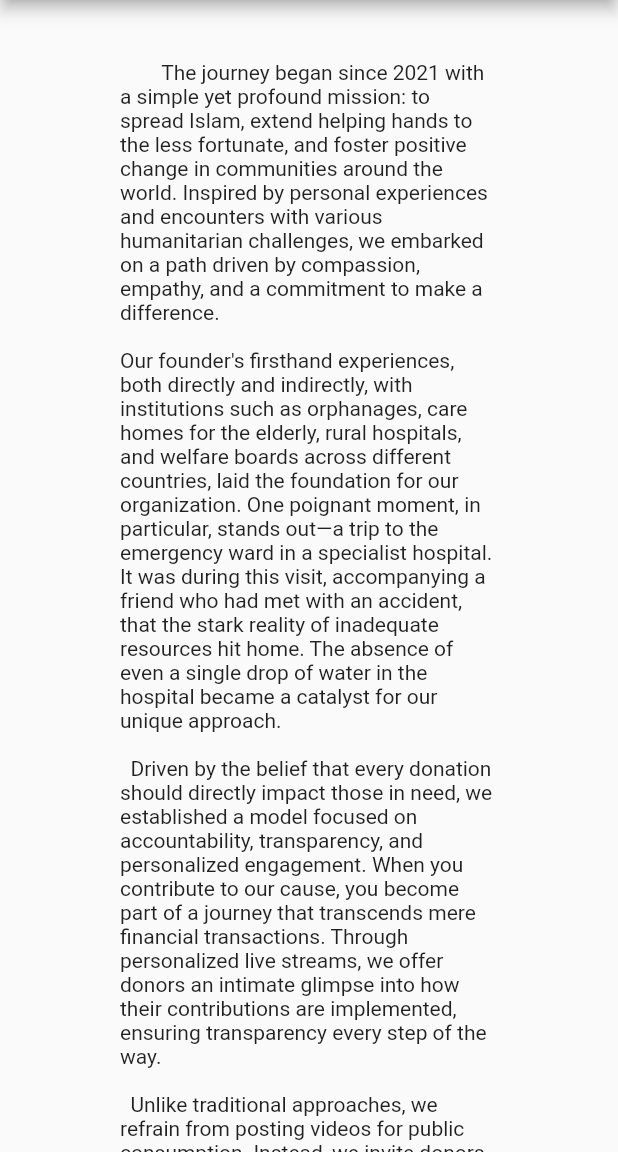
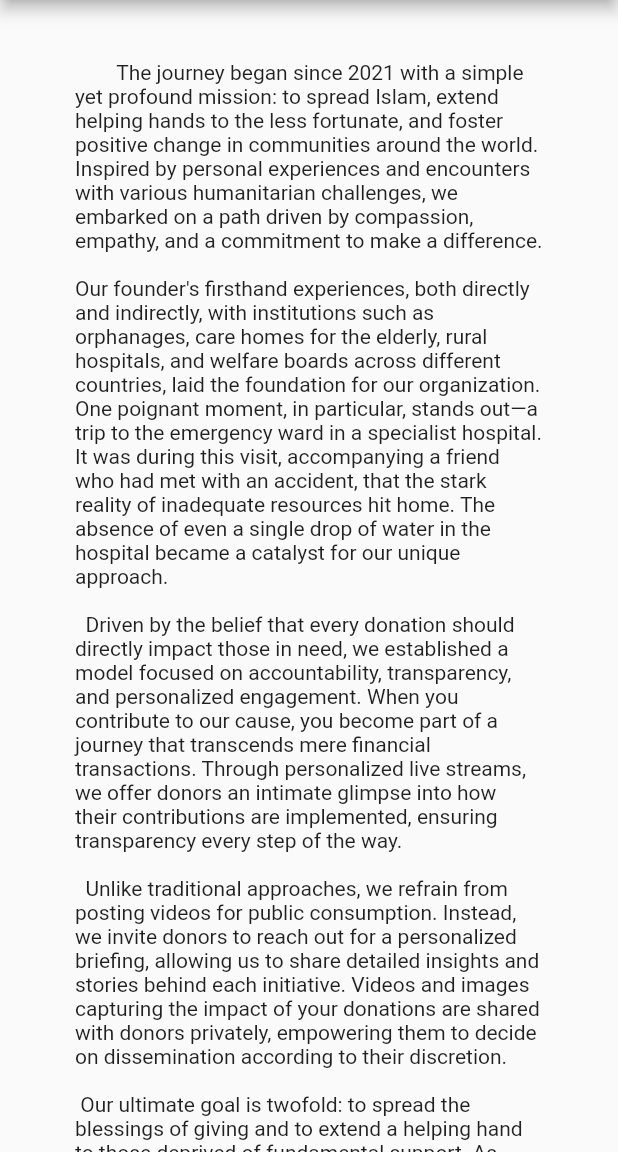
Before and after one commit to Akaiso/zakat-jahada, a Flutter app: the AboutUs screen opened directly, on a phone screen of 412 x 824 dp, the part 84-1236 px from its top. Run offline on Flutter 3.47's test engine with Material 2 defaults, Android fonts, the phone set to English and light mode, and no system bars; our stand-ins replace auto_size_text, carousel_slider, image_picker.

Commit message:
ui update

```diff
--- a/lib/view/AboutUs.dart
+++ b/lib/view/AboutUs.dart
@@ -31,10 +31,12 @@ class AboutUs extends StatelessWidget {
         ],
       ),
       body: SingleChildScrollView(
+        child: Padding(
+          padding: const EdgeInsets.symmetric(horizontal: 20.0),
           child: Column(
             children: [
               const Padding(
-              padding: EdgeInsets.symmetric(horizontal: 80.0, vertical: 40),
+                padding: EdgeInsets.symmetric(horizontal: 30.0, vertical: 40),
                 child: Text(
                     "        The journey began since 2021 with a simple yet profound mission: to spread Islam, extend helping hands to the less fortunate, and foster positive change in communities around the world. Inspired by personal experiences and encounters with various humanitarian challenges, we embarked on a path driven by compassion, empathy, and a commitment to make a difference."
                     "       \n \nOur founder's firsthand experiences, both directly and indirectly, with institutions such as orphanages, care homes for the elderly, rural hospitals, and welfare boards across different countries, laid the foundation for our organization. One poignant moment, in particular, stands out—a trip to the emergency ward in a specialist hospital. It was during this visit, accompanying a friend who had met with an accident, that the stark reality of inadequate resources hit home. The absence of even a single drop of water in the hospital became a catalyst for our unique approach."
@@ -53,13 +55,14 @@ class AboutUs extends StatelessWidget {
                 },
                 child: const Text(
                   "Contact Us to learn more about our initiatives and how you can contribute to our cause.",
-                style: TextStyle(color: Colors.blue),
+                  style: TextStyle(color: Colors.blue), textAlign: TextAlign.center,
                 ),
               ),
               const SizedBox(height: 50)
             ],
           ),
         ),
+      ),
     );
   }
 }
--- a/lib/view/HomePage.dart
+++ b/lib/view/HomePage.dart
@@ -6,7 +6,7 @@ import 'AboutUs.dart';
 import 'DonationHomePage.dart';
 
 class HomePage extends StatefulWidget {
-  List<Widget> items = [
+  List<Widget> items = const [
     Text(" “One who pays Zakat, Allah will make their wealth increase” (Sahih Bukhari)", textAlign: TextAlign.center, style: TextStyle(fontSize: 18),),
     Text("“The best charity is to pay Zakat on one's wealth” (Sahih Muslim)", textAlign: TextAlign.center, style: TextStyle(fontSize: 18)),
     Text("“Zakat is a right that the poor have upon the rich” (Sahih Bukhari)", textAlign: TextAlign.center, style: TextStyle(fontSize: 18)),
```
Lines whose indentation alone changed are shown as unchanged.
